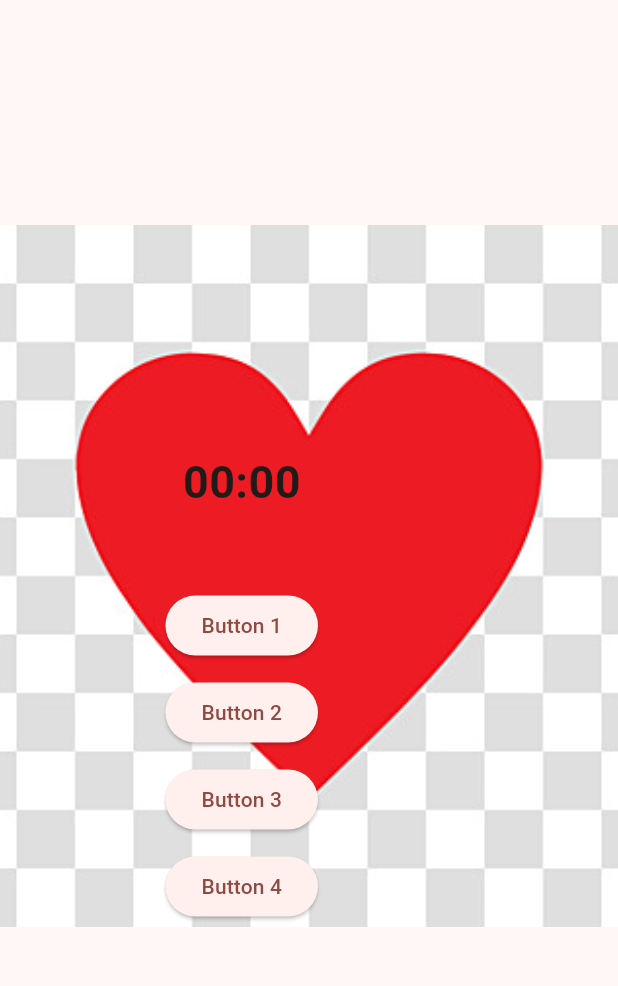
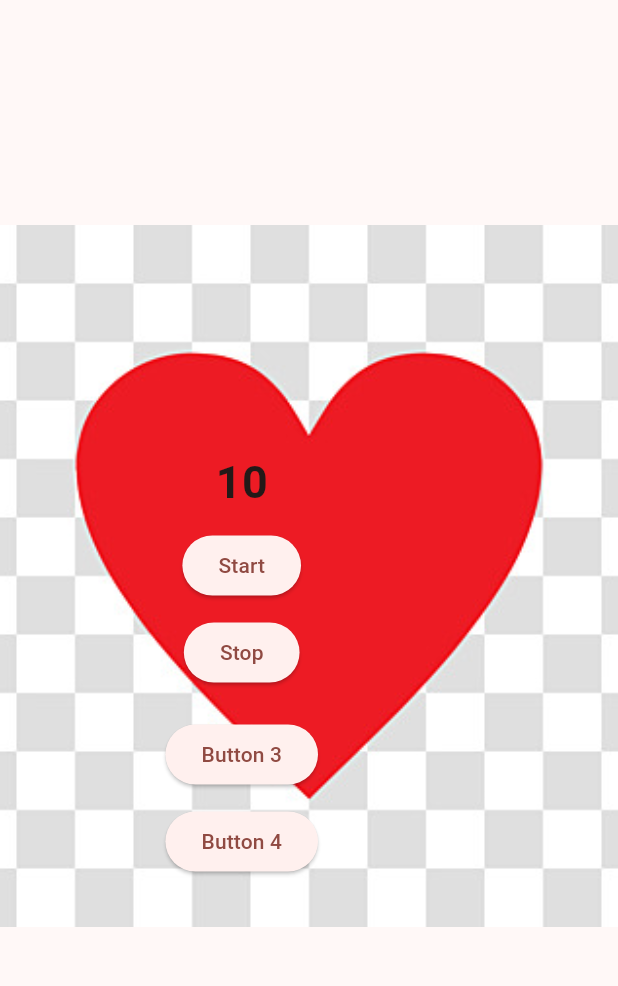
Before and after one commit to Ruhisawant/animated-heartbeat-app, a Flutter app: the first screen one second after launch, on a phone screen of 412 x 824 dp, the part 84-1070 px from its top. Run offline on Flutter 3.47's test engine with Material 3 defaults, Android fonts, the light colour scheme and no system bars.

Commit message:
Added timer functionality

```diff
--- a/lib/main.dart
+++ b/lib/main.dart
@@ -1,6 +1,7 @@
 // Team members: Ruhi Sawant and Saiesh Irukulla
-//Updated
+
 import 'package:flutter/material.dart';
+import 'dart:async';
 
 void main() {
   runApp(const MyApp());
@@ -34,7 +35,9 @@ class MyHomePage extends StatefulWidget {
 class _MyHomePageState extends State<MyHomePage> with SingleTickerProviderStateMixin {
   late AnimationController _controller;
   late Animation<double> _scaleAnimation;
-  String timerString = "00:00";
+  Timer? _timer;
+  int _countdownSeconds = 10;
+  String timerString = "10";
 
   @override
   void initState() {
@@ -48,11 +51,30 @@ class _MyHomePageState extends State<MyHomePage> with SingleTickerProviderStateM
     _scaleAnimation = Tween<double>(begin: 1.0, end: 1.3).animate(
       CurvedAnimation(parent: _controller, curve: Curves.easeInOut),
     );
+
+    _startTimer();
+  }
+
+  void _startTimer() {
+    _timer = Timer.periodic(const Duration(seconds: 1), (timer) {
+      if (_countdownSeconds > 0) {
+        setState(() {
+          _countdownSeconds--;
+          final minutes = (_countdownSeconds ~/ 60).toString().padLeft(2, '0');
+          final seconds = (_countdownSeconds % 60).toString().padLeft(2, '0');
+          timerString = "$minutes:$seconds";
+        });
+      } else {
+        timer.cancel();
+        _controller.stop();
+      }
+    });
   }
 
   @override
   void dispose() {
     _controller.dispose();
+    _timer?.cancel();
     super.dispose();
   }
 
@@ -93,29 +115,29 @@ class _MyHomePageState extends State<MyHomePage> with SingleTickerProviderStateM
           Positioned(
             top: 300, // button position
             right: 200,
+            child: Align(
+              alignment: Alignment.center,
               child: Column(
-              mainAxisAlignment: MainAxisAlignment.start,
+                mainAxisSize: MainAxisSize.min,
                 children: [
-                Padding(
-                  padding: const EdgeInsets.only(bottom: 50),
-                  child: Text(
+                  Text(
                     timerString,
                     style: const TextStyle(
                       fontSize: 30,
                       fontWeight: FontWeight.bold,
                     ),
                   ),
-                ),
+                  const SizedBox(height: 10),
                   ElevatedButton(
                     onPressed: () {},
-                  child: const Text('Button 1'),
+                    child: const Text('Start'),
                   ),
                   const SizedBox(height: 10),
                   ElevatedButton(
                     onPressed: () {},
-                  child: const Text('Button 2'),
+                    child: const Text('Stop'),
                   ),
-                const SizedBox(height: 10),
+                  const SizedBox(height: 20),
                   ElevatedButton(
                     onPressed: () {},
                     child: const Text('Button 3'),
@@ -128,6 +150,7 @@ class _MyHomePageState extends State<MyHomePage> with SingleTickerProviderStateM
                 ],
               ),
             ),
+          ),
         ],
       ),
     );
```
Lines whose indentation alone changed are shown as unchanged.
